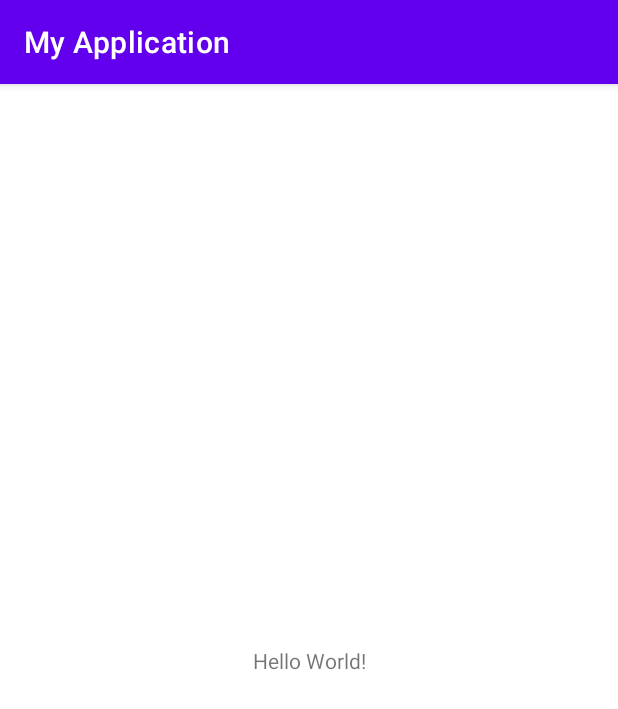
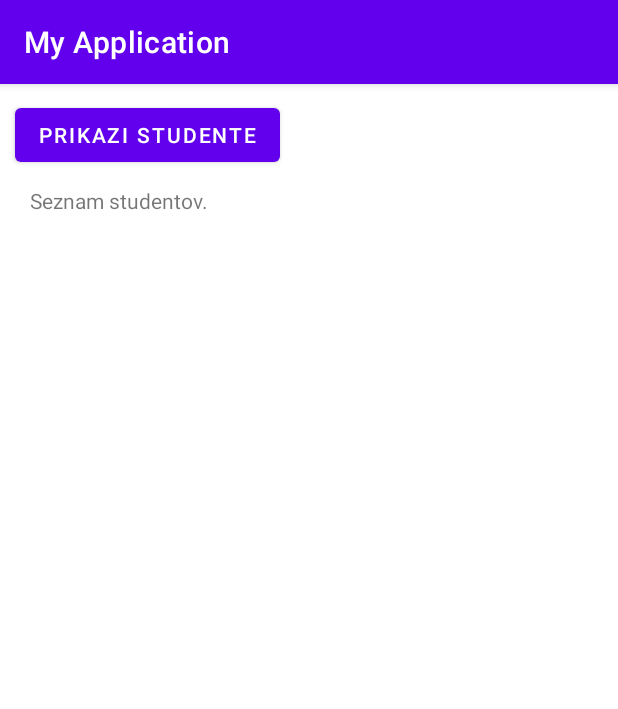
Before and after one commit to zanpicman/is-LunchAdvisor, an Android app: the screen it shows after launch (MainActivity), on a phone screen of 412 x 824 dp. Shown: the top 709 px of the screen. Run offline under Robolectric (Android 15) with nearby library versions, the phone set to English and light mode, and no system bars; our stand-ins replace Volley.

Commit message:
Added basic app function

```diff
--- a/app/src/main/java/com/LunchAdvisor/MainActivity.java
+++ b/app/src/main/java/com/LunchAdvisor/MainActivity.java
@@ -4,11 +4,75 @@ import androidx.appcompat.app.AppCompatActivity;
 
 import android.os.Bundle;
 
+import android.content.Intent;
+import android.os.Bundle;
+import android.text.method.ScrollingMovementMethod;
+import android.util.Log;
+import android.view.View;
+import android.widget.TextView;
+import androidx.appcompat.app.AppCompatActivity;
+import com.android.volley.RequestQueue;
+import com.android.volley.Response;
+import com.android.volley.VolleyError;
+import com.android.volley.toolbox.JsonArrayRequest;
+import com.android.volley.toolbox.Volley;
+import org.json.JSONArray;
+import org.json.JSONException;
+import org.json.JSONObject;
+import java.util.ArrayList;
+
 public class MainActivity extends AppCompatActivity {
+
+    private RequestQueue requestQueue;
+    private TextView osebe;
+private String url ="https://university-dev.azurewebsites.net/api/v1/student";
 
     @Override
     protected void onCreate(Bundle savedInstanceState) {
         super.onCreate(savedInstanceState);
         setContentView(R.layout.activity_main);
+        requestQueue = Volley.newRequestQueue(getApplicationContext());
+        osebe = (TextView) findViewById(R.id.osebe);
     }
+    public void prikaziOsebe(View view){
+        if (view != null) {
+            JsonArrayRequest request = new JsonArrayRequest(url, jsonArrayListener, errorListener);
+            requestQueue.add(request);
+
+        }
+
+    }
+
+    private Response.Listener<JSONArray> jsonArrayListener = new Response.Listener<JSONArray>() {
+        @Override
+        public void onResponse(JSONArray response) {
+            ArrayList<String> data = new ArrayList<>();
+            for (int i = 0; i < response.length(); i++) {
+                try {
+                    JSONObject object = response.getJSONObject(i);
+                    String name = object.getString("firstName");
+                    String surname = object.getString("lasttName");
+
+                    data.add(name + " " + surname);
+                } catch (JSONException e) {
+                    e.printStackTrace();
+                    return;
+                }
+
+            }
+            for (String row : data) {
+                String currentText = osebe.getText().toString();
+                osebe.setText(currentText + " \n\n" + row);
+            }
+
+        }
+
+    };
+    private Response.ErrorListener errorListener = new Response.ErrorListener() {
+        @Override
+        public void onErrorResponse(VolleyError error) {
+            Log.d("REST error", error.getMessage());
+
+        }
+    };
 }
--- a/app/src/main/res/layout/activity_main.xml
+++ b/app/src/main/res/layout/activity_main.xml
@@ -6,13 +6,32 @@
     android:layout_height="match_parent"
     tools:context=".MainActivity">
 
+
     <TextView
+        android:id="@+id/osebe"
+        android:layout_width="wrap_content"
+        android:layout_height="0dp"
+        android:layout_marginLeft="20dp"
+        android:layout_marginTop="10dp"
+        android:layout_marginBottom="10dp"
+        android:text="Seznam studentov."
+        app:layout_constraintBottom_toBottomOf="parent"
+        app:layout_constraintLeft_toLeftOf="parent"
+        app:layout_constraintTop_toBottomOf="@+id/button"
+        tools:layout_constraintLeft_creator="1"
+        tools:layout_constraintTop_creator="1" />
+
+    <Button
+        android:id="@+id/button"
         android:layout_width="wrap_content"
         android:layout_height="wrap_content"
-        android:text="Hello World!"
-        app:layout_constraintBottom_toBottomOf="parent"
-        app:layout_constraintEnd_toEndOf="parent"
-        app:layout_constraintStart_toStartOf="parent"
-        app:layout_constraintTop_toTopOf="parent" />
+        android:layout_marginLeft="10dp"
+        android:layout_marginTop="10dp"
+        android:onClick="prikaziOsebe"
+        android:text="Prikazi studente"
+        app:layout_constraintLeft_toLeftOf="parent"
+        app:layout_constraintTop_toTopOf="parent"
+        tools:layout_constraintLeft_creator="1"
+        tools:layout_constraintTop_creator="1" />
 
 </androidx.constraintlayout.widget.ConstraintLayout>
```
